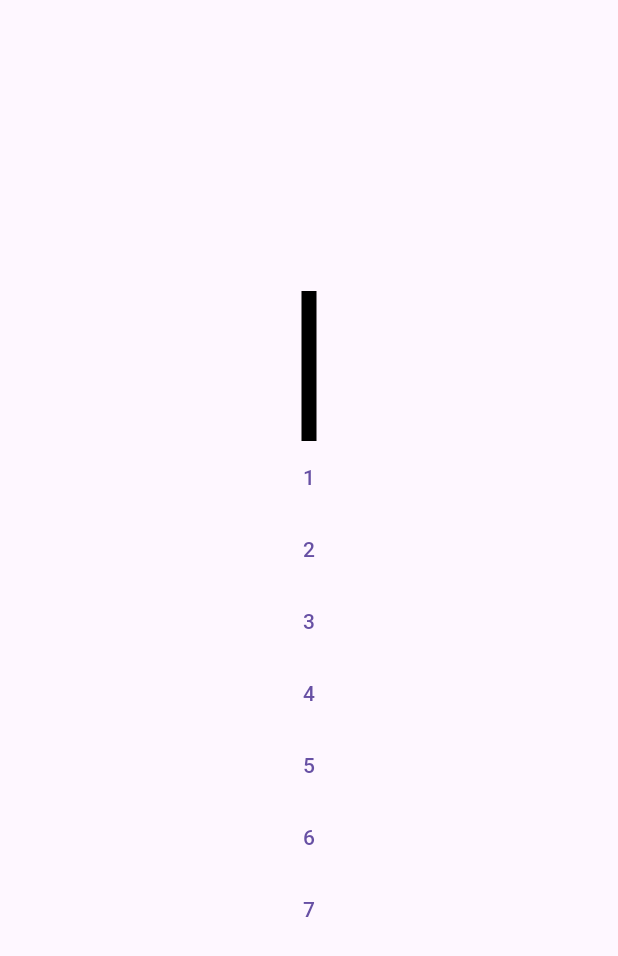
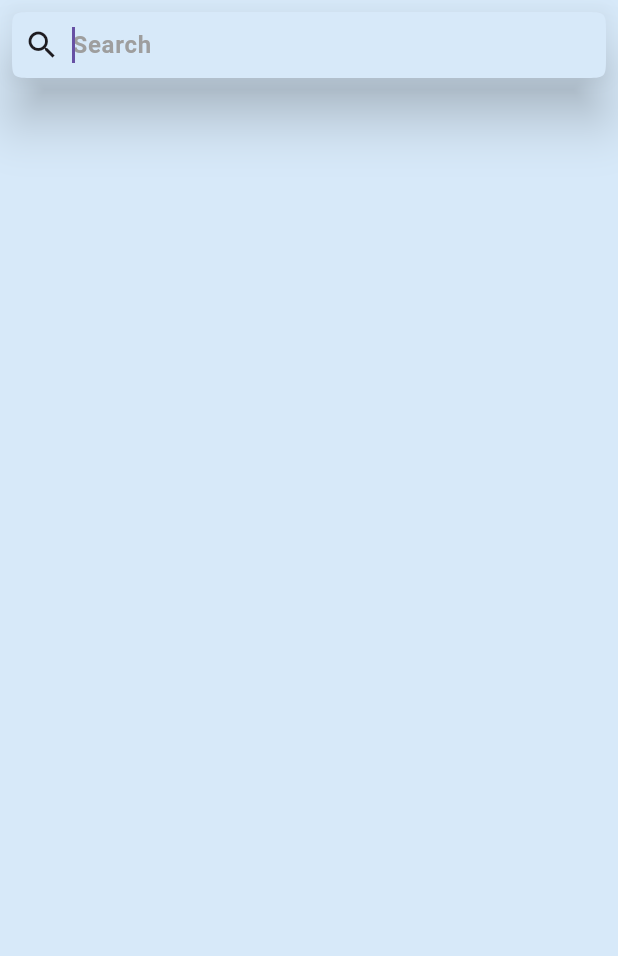
Before and after one commit to vladStar223/animesearch, a Flutter app: the screen it shows after launch, on a phone screen of 412 x 824 dp. Shown: the top 956 px of the screen. Run offline on Flutter 3.47's test engine with Material 3 defaults, Android fonts, the phone set to English and light mode, and no system bars; our stand-ins replace bloc, flutter_bloc.

Commit message:
add Theme and Search Panel

```diff
--- a/lib/main.dart
+++ b/lib/main.dart
@@ -1,6 +1,9 @@
 import 'package:animesearch/src/block/search/search_bloc.dart';
 import 'package:animesearch/src/responsive/responsive.dart';
 import 'package:animesearch/theme/test_theme.dart';
+import 'package:animesearch/ui/screens/background.dart';
+import 'package:animesearch/ui/widgets/search.dart';
+import 'package:animesearch/ui/widgets/user_card.dart';
 import 'package:flutter/material.dart';
 import 'package:flutter_bloc/flutter_bloc.dart';
 
@@ -17,7 +20,7 @@ class MyApp extends StatelessWidget {
     return MaterialApp(
       theme:  themeData(),
 
-    home: TestPage(),
+    home: MyHomePage(),
     );
   }
 }
@@ -30,52 +33,22 @@ class MyHomePage extends StatelessWidget {
     // TODO: implement build
     return BlocProvider(
       create: (context) => SearchBloc(),
-      child: Scaffold(
-        body: BlocBuilder<SearchBloc, SearchState>(
-          builder: (context, state) {
-            return Center(child: Column(
-              mainAxisAlignment: MainAxisAlignment.center,
-              children: [
-                Text('323'),
-                TextButton(onPressed: () {
-                  BlocProvider.of<SearchBloc>(context).add(SearchStarted());
-                }, child: Text('Click')),
-              ],
-            ));
-          },
-        ),
+      child:  Scaffold(
+        body:SafeArea(
+          child: Stack(
+            children: [
+               const Background(),
+              Padding(
+                padding: const EdgeInsets.all(8.0),
+                child: Search(),
+              ),
+
+            ],
+          ),
+        )
       ),
     );
     throw UnimplementedError();
   }
 
 }
-class TestPage extends StatelessWidget{
-  @override
-  Widget build(BuildContext context) {
-    // TODO: implement build
-    return Scaffold(
-      body:Center(child: Column(
-        mainAxisAlignment: MainAxisAlignment.center,
-        children: [
-          Container(
-            height: 100.sH(context),
-            width: 10.sW(context),
-            color: Colors.black,
-          ),
-          TextButton(onPressed: (){}, child: Text('1')),
-          TextButton(onPressed: (){}, child: Text('2')),
-          TextButton(onPressed: (){}, child: Text('3')),
-          TextButton(onPressed: (){}, child: Text('4')),
-          TextButton(
-              onPressed: (){},
-              child: Text('5')),
-          TextButton(onPressed: (){}, child: Text('6')),
-          TextButton(onPressed: (){}, child: Text('7')),
-        ],
-      ),),
-    );
-    throw UnimplementedError();
-  }
-
-}
--- a/lib/theme/constants.dart
+++ b/lib/theme/constants.dart
@@ -5,6 +5,10 @@
 import 'package:flutter/material.dart';
 
 abstract class AppColors{
-  static const background = Colors.white;
+
+  static const black = Color(0xff2C373B);
+  static const white = Color(0xffD7E9F9);
+  static const lightBlueNormal = Color(0xffBBE1F2);
+  static const lightBlueBlack = Color(0xff84CAE7);
   //цвета для тем
 }
--- a/lib/theme/test_theme.dart
+++ b/lib/theme/test_theme.dart
@@ -1,18 +1,31 @@
 
+import 'package:animesearch/main.dart';
+import 'package:animesearch/src/responsive/responsive.dart';
+import 'package:animesearch/theme/constants.dart';
 import 'package:flutter/material.dart';
 
 ThemeData themeData(){
   return ThemeData(
-    textButtonTheme: TextButtonThemeData(
-        style: ButtonStyle(
-          splashFactory: InkSplash.splashFactory,
-          overlayColor: WidgetStateProperty.all(Colors.blue),
-        ),
-      ),
-    textTheme: TextTheme(
+    textTheme: const TextTheme(
         headlineMedium:TextStyle(
           fontSize: 20,color: Colors.black
         ),
-    )
+    ),
+    searchBarTheme: SearchBarThemeData(
+    backgroundColor: WidgetStateProperty.all(AppColors.white),
+      //overlayColor: WidgetStateProperty.all(Colors.blue),
+      elevation: WidgetStateProperty.all(15.0),
+      constraints: const BoxConstraints(
+          minWidth: 250.0, maxWidth:460, minHeight: 44.0
+      ),
+      shape: WidgetStateProperty.all(const ContinuousRectangleBorder(
+        borderRadius: BorderRadius.all(Radius.circular(15)),
+      )),
+      //side: WidgetStateProperty.all(const BorderSide(color: AppColors.black)),
+      textStyle: WidgetStateProperty.all(
+          const TextStyle(color: Colors.teal, fontWeight: FontWeight.bold)
+      ),
+      hintStyle: WidgetStateProperty.all(const TextStyle(color: Colors.grey)),
+    ),
   );
 }
--- /dev/null
+++ b/lib/ui/screens/background.dart
@@ -0,0 +1,15 @@
+
+
+import 'package:animesearch/theme/constants.dart';
+import 'package:flutter/cupertino.dart';
+import 'package:flutter/material.dart';
+
+class Background extends StatelessWidget {
+  const Background({super.key});
+  @override
+  Widget build(BuildContext context) {
+    return Container(
+      color: AppColors.white,
+    );
+  }
+}
--- /dev/null
+++ b/lib/ui/widgets/search.dart
@@ -0,0 +1,49 @@
+
+
+
+
+import 'package:flutter/material.dart';
+
+class Search extends StatefulWidget{
+  @override
+  State<Search> createState() => _SearchState();
+}
+
+class _SearchState extends State<Search> {
+  @override
+  Widget build(BuildContext context) {
+    // TODO: implement build
+    final TextEditingController _textEditingController = TextEditingController();
+    return SearchBar(
+      leading: const Icon(Icons.search),
+      autoFocus: true,
+      hintText: 'Search',
+      controller: _textEditingController,
+      onChanged: (String value) {
+        print('0y8-yg7807878');
+      },
+      onTap: () {
+        _textEditingController.clear();
+        // The code below only works with SearchAnchor
+        // _searchController.openView();
+      },
+    );
+    throw UnimplementedError();
+  }
+}
+/*
+ trailing: [
+        IconButton(
+          icon: const Icon(Icons.keyboard_voice),
+          onPressed: () {
+            print('Use voice command');
+          },
+        ),
+        IconButton(
+          icon: const Icon(Icons.camera_alt),
+          onPressed: () {
+            print('Use image search');
+          },
+        ),
+      ],
+ */
```
Also changed, not shown: lib/ui/widgets/user_card.dart (added, +20 -0 lines).
